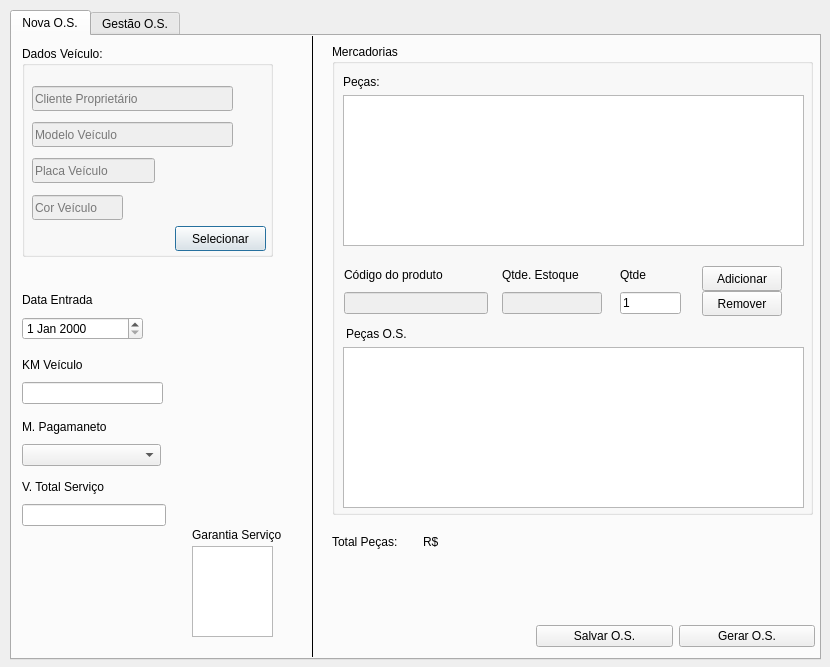
This is frm_ordemservico.ui in ustop0/TCC as Qt 5 draws it before an edit. The edited form follows.
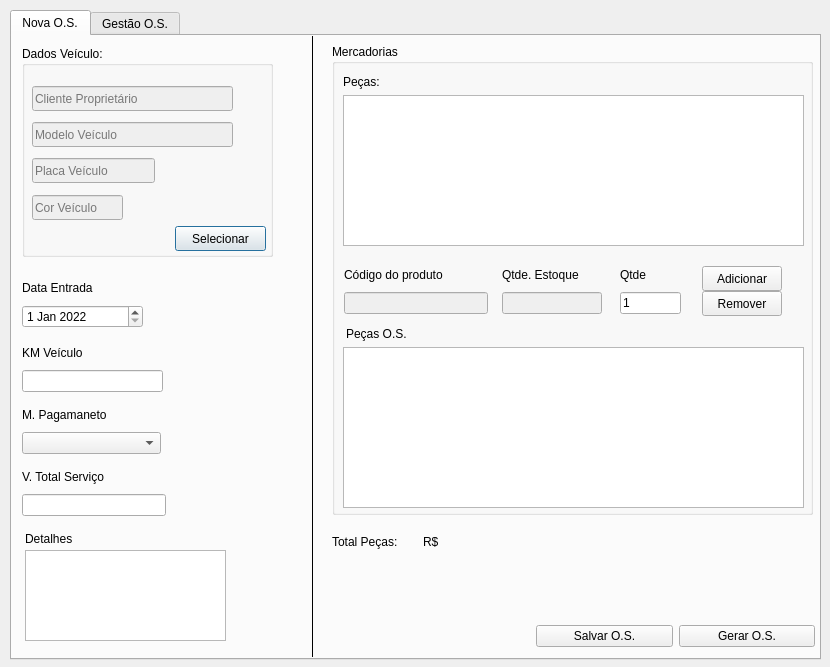
This is the edited form.

```diff
--- a/frm_ordemservico.ui
+++ b/frm_ordemservico.ui
@@ -33,7 +33,7 @@
      <property name="geometry">
       <rect>
        <x>10</x>
-       <y>380</y>
+       <y>368</y>
        <width>139</width>
        <height>50</height>
       </rect>
@@ -55,7 +55,7 @@
      <property name="geometry">
       <rect>
        <x>10</x>
-       <y>253</y>
+       <y>241</y>
        <width>121</width>
        <height>51</height>
       </rect>
@@ -69,7 +69,18 @@
        </widget>
       </item>
       <item>
-       <widget class="QDateEdit" name="de_entrada"/>
+       <widget class="QDateEdit" name="de_entrada">
+        <property name="dateTime">
+         <datetime>
+          <hour>23</hour>
+          <minute>0</minute>
+          <second>0</second>
+          <year>2022</year>
+          <month>1</month>
+          <day>1</day>
+         </datetime>
+        </property>
+       </widget>
       </item>
      </layout>
     </widget>
@@ -166,9 +177,9 @@
     <widget class="QPlainTextEdit" name="Ptxt_garantiaservico">
      <property name="geometry">
       <rect>
-       <x>180</x>
-       <y>510</y>
-       <width>81</width>
+       <x>13</x>
+       <y>514</y>
+       <width>201</width>
        <height>91</height>
       </rect>
      </property>
@@ -176,14 +187,14 @@
     <widget class="QLabel" name="label_5">
      <property name="geometry">
       <rect>
-       <x>180</x>
-       <y>490</y>
+       <x>13</x>
+       <y>494</y>
        <width>121</width>
        <height>17</height>
       </rect>
      </property>
      <property name="text">
-      <string>Garantia Serviço</string>
+      <string>Detalhes</string>
      </property>
     </widget>
     <widget class="QGroupBox" name="groupBox_2">
@@ -353,7 +364,7 @@
      <property name="geometry">
       <rect>
        <x>10</x>
-       <y>318</y>
+       <y>306</y>
        <width>141</width>
        <height>50</height>
       </rect>
@@ -446,7 +457,7 @@
      <property name="geometry">
       <rect>
        <x>10</x>
-       <y>440</y>
+       <y>430</y>
        <width>144</width>
        <height>50</height>
       </rect>
```
Left out of the diff: 4 changed lines with no effect on the pictures.
